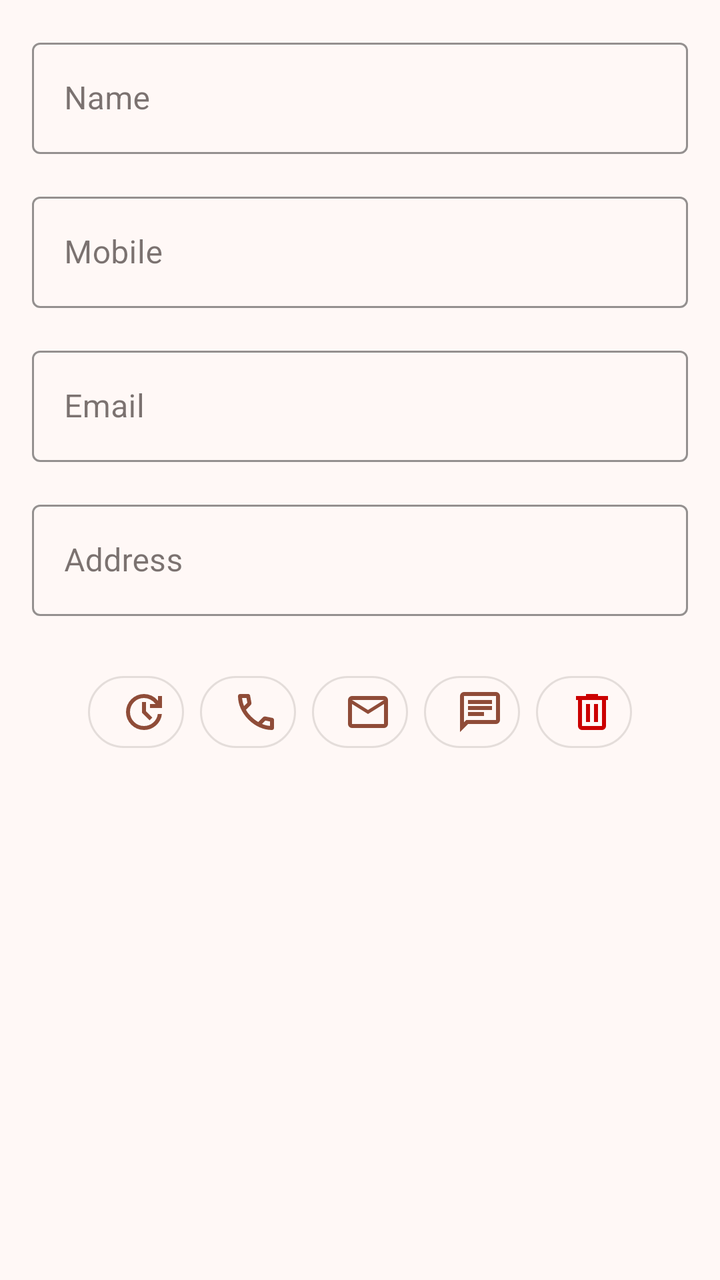
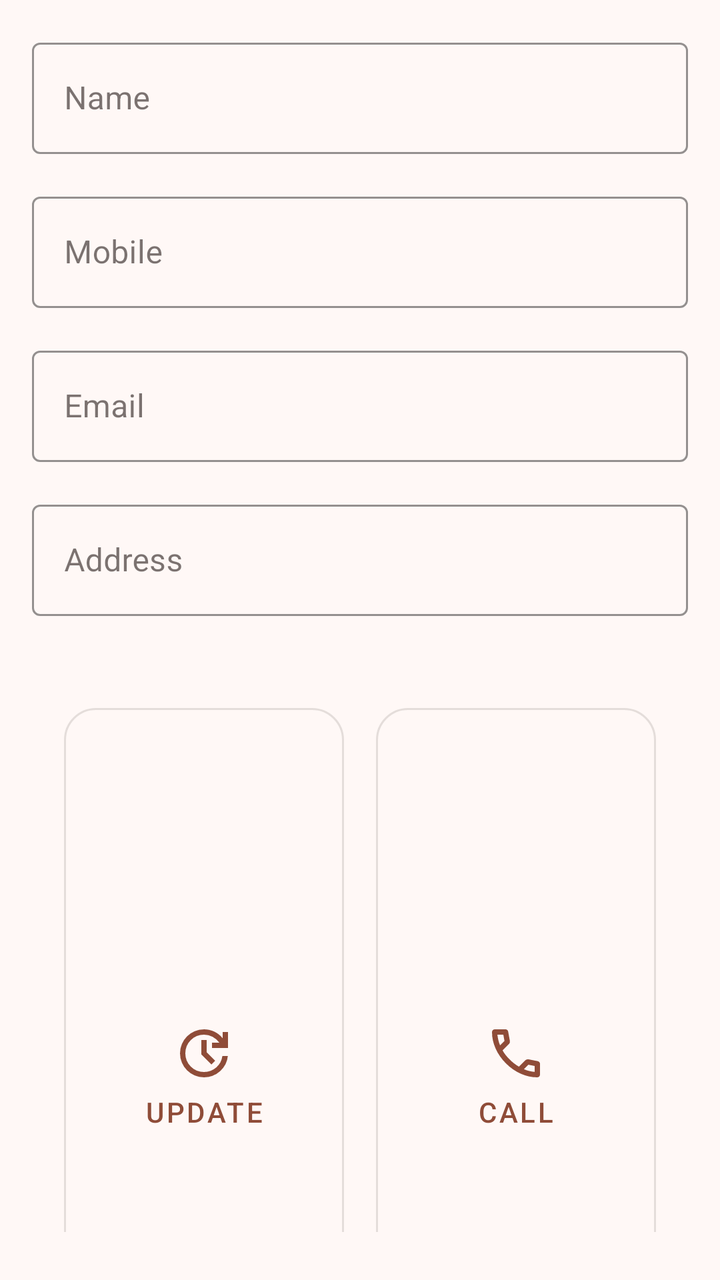

Before-and-after screenshots of an Android layout around one commit, followed by the original layout XML and the change that was made.
<!-- AndroidManifest.xml: application theme AppTheme -->
<!-- res/layout/activity_contact_details.xml -->
<?xml version="1.0" encoding="utf-8"?>
<LinearLayout xmlns:android="http://schemas.android.com/apk/res/android"
    xmlns:app="http://schemas.android.com/apk/res-auto"
    android:layout_width="match_parent"
    android:layout_height="match_parent"
    android:orientation="vertical"
    android:padding="16dp"
    android:background="?attr/colorSurface">

    <com.google.android.material.textfield.TextInputLayout
        android:layout_width="match_parent"
        android:layout_height="wrap_content"
        android:layout_marginBottom="16dp"
        app:boxStrokeColor="?attr/colorPrimary"
        style="@style/Widget.MaterialComponents.TextInputLayout.OutlinedBox">

        <com.google.android.material.textfield.TextInputEditText
            android:id="@+id/editText_name"
            android:layout_width="match_parent"
            android:layout_height="wrap_content"
            android:hint="Name"
            android:inputType="textPersonName" />
    </com.google.android.material.textfield.TextInputLayout>

    <com.google.android.material.textfield.TextInputLayout
        android:layout_width="match_parent"
        android:layout_height="wrap_content"
        android:layout_marginBottom="16dp"
        app:boxStrokeColor="?attr/colorPrimary"
        style="@style/Widget.MaterialComponents.TextInputLayout.OutlinedBox">

        <com.google.android.material.textfield.TextInputEditText
            android:id="@+id/editText_mobile"
            android:layout_width="match_parent"
            android:layout_height="wrap_content"
            android:hint="Mobile"
            android:inputType="phone" />
    </com.google.android.material.textfield.TextInputLayout>

    <com.google.android.material.textfield.TextInputLayout
        android:layout_width="match_parent"
        android:layout_height="wrap_content"
        android:layout_marginBottom="16dp"
        app:boxStrokeColor="?attr/colorPrimary"
        style="@style/Widget.MaterialComponents.TextInputLayout.OutlinedBox">

        <com.google.android.material.textfield.TextInputEditText
            android:id="@+id/editText_email"
            android:layout_width="match_parent"
            android:layout_height="wrap_content"
            android:hint="Email"
            android:inputType="textEmailAddress" />
    </com.google.android.material.textfield.TextInputLayout>

    <com.google.android.material.textfield.TextInputLayout
        android:layout_width="match_parent"
        android:layout_height="wrap_content"
        android:layout_marginBottom="24dp"
        app:boxStrokeColor="?attr/colorPrimary"
        style="@style/Widget.MaterialComponents.TextInputLayout.OutlinedBox">

        <com.google.android.material.textfield.TextInputEditText
            android:id="@+id/editText_address"
            android:layout_width="match_parent"
            android:layout_height="wrap_content"
            android:hint="Address"
            android:inputType="textPostalAddress" />
    </com.google.android.material.textfield.TextInputLayout>

    <LinearLayout
        android:layout_width="match_parent"
        android:layout_height="wrap_content"
        android:gravity="center"
        android:orientation="horizontal">

        <com.google.android.material.button.MaterialButton
            android:id="@+id/button_update_contact"
            style="@style/Widget.MaterialComponents.Button.OutlinedButton"
            android:layout_width="48dp"
            android:layout_height="48dp"
            app:icon="@drawable/update"
            app:iconSize="24dp"
            app:cornerRadius="24dp" />

        <com.google.android.material.button.MaterialButton
            android:id="@+id/button_call"
            style="@style/Widget.MaterialComponents.Button.OutlinedButton"
            android:layout_width="48dp"
            android:layout_height="48dp"
            android:layout_marginStart="8dp"
            app:icon="@drawable/call"
            app:iconSize="24dp"
            app:cornerRadius="24dp" />

        <com.google.android.material.button.MaterialButton
            android:id="@+id/button_email"
            style="@style/Widget.MaterialComponents.Button.OutlinedButton"
            android:layout_width="48dp"
            android:layout_height="48dp"
            android:layout_marginStart="8dp"
            app:icon="@drawable/mail"
            app:iconSize="24dp"
            app:cornerRadius="24dp" />

        <com.google.android.material.button.MaterialButton
            android:id="@+id/button_message"
            style="@style/Widget.MaterialComponents.Button.OutlinedButton"
            android:layout_width="48dp"
            android:layout_height="48dp"
            android:layout_marginStart="8dp"
            app:icon="@drawable/message"
            app:iconSize="24dp"
            app:cornerRadius="24dp" />

        <com.google.android.material.button.MaterialButton
            android:id="@+id/button_delete"
            style="@style/Widget.MaterialComponents.Button.OutlinedButton"
            android:layout_width="48dp"
            android:layout_height="48dp"
            android:layout_marginStart="8dp"
            app:icon="@drawable/delete"
            app:iconSize="24dp"
            app:cornerRadius="24dp"
            app:iconTint="@android:color/holo_red_dark" />
    </LinearLayout>

</LinearLayout>
<!-- resources referenced by this layout -->
<resources>
  <!-- drawable delete (drawable) -->
  <vector xmlns:android="http://schemas.android.com/apk/res/android"
      android:width="24dp"
      android:height="24dp"
      android:viewportWidth="960"
      android:viewportHeight="960">
    <path
        android:pathData="M280,840q-33,0 -56.5,-23.5T200,760v-520h-40v-80h200v-40h240v40h200v80h-40v520q0,33 -23.5,56.5T680,840L280,840ZM680,240L280,240v520h400v-520ZM360,680h80v-360h-80v360ZM520,680h80v-360h-80v360ZM280,240v520,-520Z"
        android:fillColor="#e8eaed"/>
  </vector>
  <!-- drawable mail (drawable) -->
  <vector xmlns:android="http://schemas.android.com/apk/res/android"
      android:width="24dp"
      android:height="24dp"
      android:viewportWidth="960"
      android:viewportHeight="960">
    <path
        android:pathData="M160,800q-33,0 -56.5,-23.5T80,720v-480q0,-33 23.5,-56.5T160,160h640q33,0 56.5,23.5T880,240v480q0,33 -23.5,56.5T800,800L160,800ZM480,520L160,320v400h640v-400L480,520ZM480,440 L800,240L160,240l320,200ZM160,320v-80,480 -400Z"
        android:fillColor="#e8eaed"/>
  </vector>
  <color name="md_theme_primary">#8F4C38</color>
  <color name="md_theme_onPrimary">#FFFFFF</color>
  <color name="md_theme_primaryContainer">#FFDBD1</color>
  <color name="md_theme_onPrimaryContainer">#3A0B01</color>
  <color name="md_theme_secondary">#77574E</color>
  <color name="md_theme_onSecondary">#FFFFFF</color>
  <color name="md_theme_secondaryContainer">#FFDBD1</color>
  <color name="md_theme_onSecondaryContainer">#2C150F</color>
  <color name="md_theme_tertiary">#6C5D2F</color>
  <color name="md_theme_onTertiary">#FFFFFF</color>
  <color name="md_theme_tertiaryContainer">#F5E1A7</color>
  <color name="md_theme_onTertiaryContainer">#231B00</color>
  <color name="md_theme_error">#BA1A1A</color>
  <color name="md_theme_onError">#FFFFFF</color>
  <color name="md_theme_errorContainer">#FFDAD6</color>
  <color name="md_theme_onErrorContainer">#410002</color>
  <color name="md_theme_background">#FFF8F6</color>
  <color name="md_theme_onBackground">#231917</color>
  <color name="md_theme_surface">#FFF8F6</color>
  <color name="md_theme_onSurface">#231917</color>
  <color name="md_theme_surfaceVariant">#F5DED8</color>
  <color name="md_theme_onSurfaceVariant">#53433F</color>
  <color name="md_theme_outline">#85736E</color>
  <color name="md_theme_outlineVariant">#D8C2BC</color>
  <color name="md_theme_inverseSurface">#392E2B</color>
  <color name="md_theme_inverseOnSurface">#FFEDE8</color>
  <color name="md_theme_inversePrimary">#FFB5A0</color>
  <color name="md_theme_primaryFixed">#FFDBD1</color>
  <color name="md_theme_onPrimaryFixed">#3A0B01</color>
  <color name="md_theme_primaryFixedDim">#FFB5A0</color>
  <color name="md_theme_onPrimaryFixedVariant">#723523</color>
  <color name="md_theme_secondaryFixed">#FFDBD1</color>
  <color name="md_theme_onSecondaryFixed">#2C150F</color>
  <color name="md_theme_secondaryFixedDim">#E7BDB2</color>
  <color name="md_theme_onSecondaryFixedVariant">#5D4037</color>
  <color name="md_theme_tertiaryFixed">#F5E1A7</color>
  <color name="md_theme_onTertiaryFixed">#231B00</color>
  <color name="md_theme_tertiaryFixedDim">#D8C58D</color>
  <color name="md_theme_onTertiaryFixedVariant">#534619</color>
  <color name="md_theme_surfaceDim">#E8D6D2</color>
  <color name="md_theme_surfaceBright">#FFF8F6</color>
  <color name="md_theme_surfaceContainerLowest">#FFFFFF</color>
  <color name="md_theme_surfaceContainerLow">#FFF1ED</color>
  <color name="md_theme_surfaceContainer">#FCEAE5</color>
  <color name="md_theme_surfaceContainerHigh">#F7E4E0</color>
  <color name="md_theme_surfaceContainerHighest">#F1DFDA</color>
  <!-- unchanged entries left out for length: 4 -->
</resources>

<!-- the commit's change to res/layout/activity_contact_details.xml (unified diff, before → after) -->
@@ -7,6 +7,7 @@
     android:padding="16dp"
     android:background="?attr/colorSurface">
 
+    
     <com.google.android.material.textfield.TextInputLayout
         android:layout_width="match_parent"
         android:layout_height="wrap_content"
@@ -18,7 +19,7 @@
             android:id="@+id/editText_name"
             android:layout_width="match_parent"
             android:layout_height="wrap_content"
-            android:hint="Name"
+            android:hint="@string/name"
             android:inputType="textPersonName" />
     </com.google.android.material.textfield.TextInputLayout>
 
@@ -33,7 +34,7 @@
             android:id="@+id/editText_mobile"
             android:layout_width="match_parent"
             android:layout_height="wrap_content"
-            android:hint="Mobile"
+            android:hint="@string/mobile"
             android:inputType="phone" />
     </com.google.android.material.textfield.TextInputLayout>
 
@@ -48,7 +49,7 @@
             android:id="@+id/editText_email"
             android:layout_width="match_parent"
             android:layout_height="wrap_content"
-            android:hint="Email"
+            android:hint="@string/email"
             android:inputType="textEmailAddress" />
     </com.google.android.material.textfield.TextInputLayout>
 
@@ -63,65 +64,106 @@
             android:id="@+id/editText_address"
             android:layout_width="match_parent"
             android:layout_height="wrap_content"
-            android:hint="Address"
+            android:hint="@string/address"
             android:inputType="textPostalAddress" />
     </com.google.android.material.textfield.TextInputLayout>
 
-    <LinearLayout
+    
+    <GridLayout
         android:layout_width="match_parent"
         android:layout_height="wrap_content"
-        android:gravity="center"
-        android:orientation="horizontal">
+        android:rowCount="2"
+        android:columnCount="2"
+        android:alignmentMode="alignMargins"
+        android:columnOrderPreserved="false"
+        android:padding="8dp">
 
+        
         <com.google.android.material.button.MaterialButton
             android:id="@+id/button_update_contact"
             style="@style/Widget.MaterialComponents.Button.OutlinedButton"
-            android:layout_width="48dp"
-            android:layout_height="48dp"
+            android:layout_width="0dp"
+            android:layout_height="100dp"
+            android:layout_margin="8dp"
+            android:layout_rowWeight="1"
+            android:layout_columnWeight="1"
             app:icon="@drawable/update"
-            app:iconSize="24dp"
-            app:cornerRadius="24dp" />
+            app:iconSize="32dp"
+            app:cornerRadius="16dp"
+            app:iconPadding="8dp"
+            app:iconGravity="textTop"
+            android:text="@string/update"
+            android:textSize="14sp" />
 
+        
         <com.google.android.material.button.MaterialButton
             android:id="@+id/button_call"
             style="@style/Widget.MaterialComponents.Button.OutlinedButton"
-            android:layout_width="48dp"
-            android:layout_height="48dp"
-            android:layout_marginStart="8dp"
+            android:layout_width="0dp"
+            android:layout_height="100dp"
+            android:layout_margin="8dp"
+            android:layout_rowWeight="1"
+            android:layout_columnWeight="1"
             app:icon="@drawable/call"
-            app:iconSize="24dp"
-            app:cornerRadius="24dp" />
-
-        <com.google.android.material.button.MaterialButton
-            android:id="@+id/button_email"
-            style="@style/Widget.MaterialComponents.Button.OutlinedButton"
-            android:layout_width="48dp"
-            android:layout_height="48dp"
-            android:layout_marginStart="8dp"
-            app:icon="@drawable/mail"
-            app:iconSize="24dp"
-            app:cornerRadius="24dp" />
+            app:iconSize="32dp"
+            app:cornerRadius="16dp"
+            app:iconPadding="8dp"
+            app:iconGravity="textTop"
+            android:text="@string/call"
+            android:textSize="14sp" />
 
         <com.google.android.material.button.MaterialButton
             android:id="@+id/button_message"
             style="@style/Widget.MaterialComponents.Button.OutlinedButton"
-            android:layout_width="48dp"
-            android:layout_height="48dp"
-            android:layout_marginStart="8dp"
+            android:layout_width="0dp"
+            android:layout_height="100dp"
+            android:layout_margin="8dp"
+            android:layout_rowWeight="1"
+            android:layout_columnWeight="1"
             app:icon="@drawable/message"
-            app:iconSize="24dp"
-            app:cornerRadius="24dp" />
+            app:iconSize="32dp"
+            app:cornerRadius="16dp"
+            app:iconPadding="8dp"
+            app:iconGravity="textTop"
+            android:text="@string/message"
+            android:textSize="14sp" />
 
+        
+        <com.google.android.material.button.MaterialButton
+            android:id="@+id/button_email"
+            style="@style/Widget.MaterialComponents.Button.OutlinedButton"
+            android:layout_width="0dp"
+            android:layout_height="100dp"
+            android:layout_margin="8dp"
+            android:layout_rowWeight="1"
+            android:layout_columnWeight="1"
+            app:icon="@drawable/mail"
+            app:iconSize="32dp"
+            app:cornerRadius="16dp"
+            app:iconPadding="8dp"
+            app:iconGravity="textTop"
+            android:text="Email"
+            android:textSize="14sp" />
+
+        
         <com.google.android.material.button.MaterialButton
             android:id="@+id/button_delete"
             style="@style/Widget.MaterialComponents.Button.OutlinedButton"
-            android:layout_width="48dp"
-            android:layout_height="48dp"
-            android:layout_marginStart="8dp"
+            android:layout_width="0dp"
+            android:layout_height="100dp"
+            android:layout_margin="8dp"
+            android:layout_rowWeight="1"
+            android:layout_columnWeight="1"
             app:icon="@drawable/delete"
-            app:iconSize="24dp"
-            app:cornerRadius="24dp"
-            app:iconTint="@android:color/holo_red_dark" />
-    </LinearLayout>
+            app:iconSize="32dp"
+            app:cornerRadius="16dp"
+            app:iconPadding="8dp"
+            app:iconGravity="textTop"
+            app:iconTint="@android:color/holo_red_dark"
+            android:text="@string/delete"
+            android:textSize="14sp" />
+
+
+    </GridLayout>
 
 </LinearLayout>
<!-- resource entries referenced after the edit -->
@@ -20,6 +20,14 @@
         android:pathData="M160,800q-33,0 -56.5,-23.5T80,720v-480q0,-33 23.5,-56.5T160,160h640q33,0 56.5,23.5T880,240v480q0,33 -23.5,56.5T800,800L160,800ZM480,520L160,320v400h640v-400L480,520ZM480,440 L800,240L160,240l320,200ZM160,320v-80,480 -400Z"
         android:fillColor="#e8eaed"/>
   </vector>
+  <string name="address">Address</string>
+  <string name="call">Call</string>
+  <string name="delete">Delete</string>
+  <string name="email">Email</string>
+  <string name="message">Message</string>
+  <string name="mobile">Mobile</string>
+  <string name="name">Name</string>
+  <string name="update">Update</string>
   <color name="md_theme_primary">#8F4C38</color>
   <color name="md_theme_onPrimary">#FFFFFF</color>
   <color name="md_theme_primaryContainer">#FFDBD1</color>
